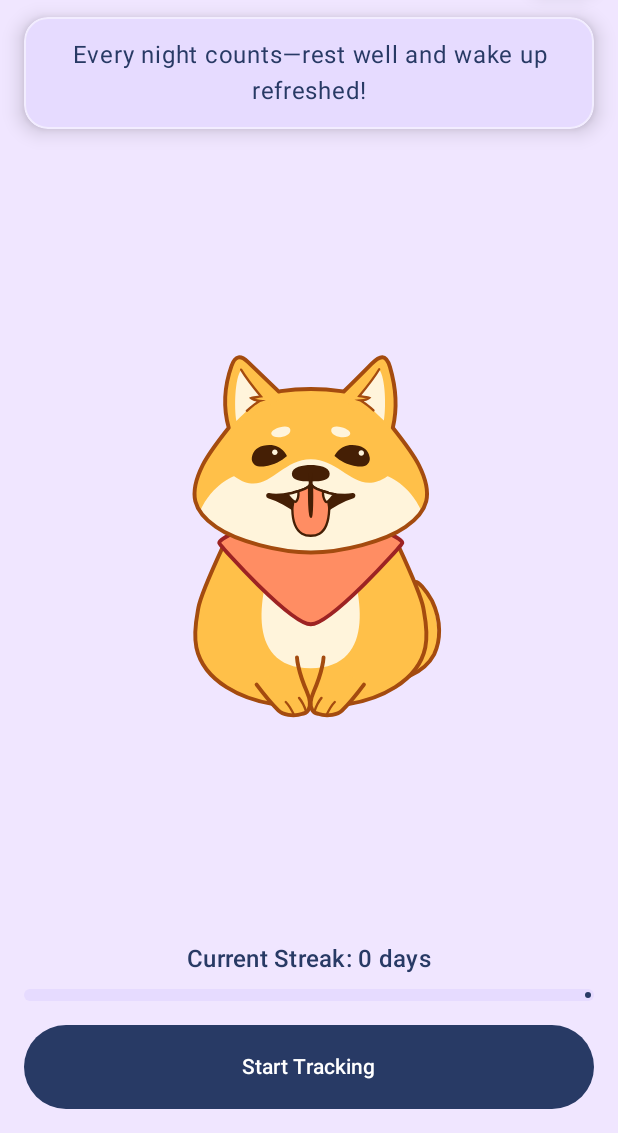
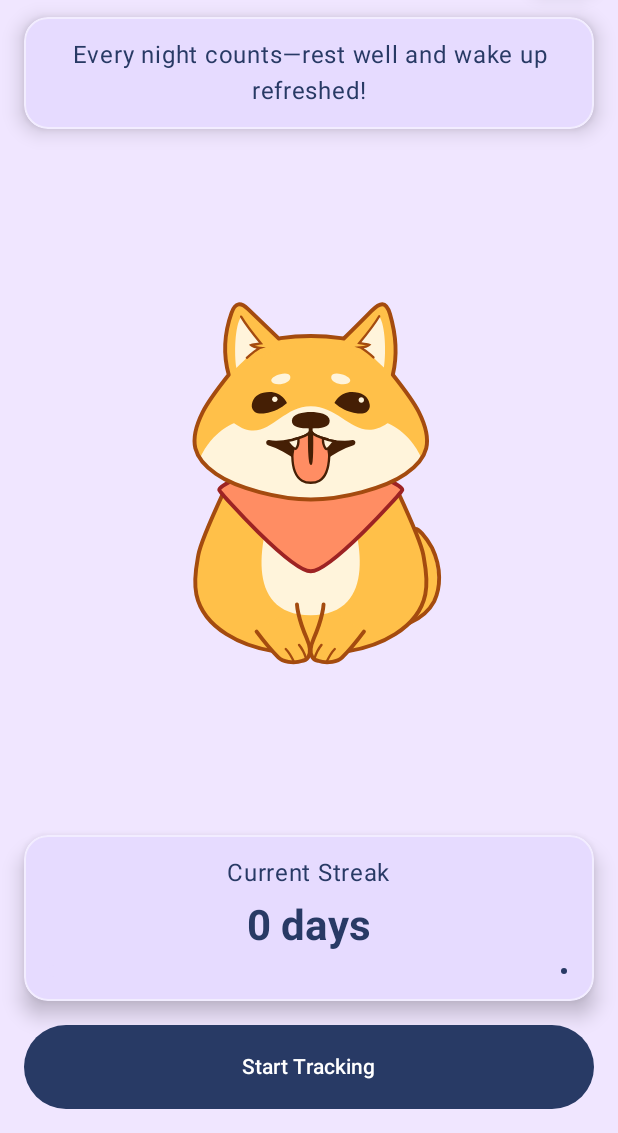
Before and after one commit to LyapunKate/SleepBuddy, an Android app built with Jetpack Compose: the screen it shows after launch (MainActivity), on a phone screen of 412 x 824 dp, the part 103-1236 px from its top. Run offline under Robolectric (Android 15) with nearby library versions, the phone set to English and light mode, and no system bars; our stand-ins replace Room's generated code.

Commit message:
Wraps the streak section in NeumorphicSurface

```diff
--- a/app/src/main/java/com/sleepbuddy/sleeptracker/ui/screens/HomeScreen.kt
+++ b/app/src/main/java/com/sleepbuddy/sleeptracker/ui/screens/HomeScreen.kt
@@ -193,14 +193,24 @@ fun StreakProgress(
     targetStreak: Int,
     modifier: Modifier = Modifier
 ) {
+    NeumorphicSurface(modifier = modifier) {
         Column(
-        modifier = modifier.fillMaxWidth(),
+            modifier = Modifier
+                .fillMaxWidth()
+                .padding(16.dp),
             horizontalAlignment = Alignment.CenterHorizontally,
             verticalArrangement = Arrangement.spacedBy(8.dp)
         ) {
             Text(
-            text = stringResource(R.string.current_streak, currentStreak),
-            style = MaterialTheme.typography.titleMedium
+                text = stringResource(R.string.current_streak_label),
+                style = MaterialTheme.typography.bodyLarge
+            )
+
+            Text(
+                text = stringResource(R.string.days_count, currentStreak),
+                style = MaterialTheme.typography.headlineMedium.copy(
+                    fontWeight = FontWeight.Bold
+                )
             )
 
             LinearProgressIndicator(
@@ -209,6 +219,7 @@ fun StreakProgress(
                     .fillMaxWidth()
                     .height(8.dp)
             )
+        }
     }
 }
 
--- a/app/src/main/res/values/strings.xml
+++ b/app/src/main/res/values/strings.xml
@@ -26,4 +26,6 @@
     <string name="duration_label">Duration</string>
     <string name="time_placeholder">--:--</string>
     <string name="duration_placeholder">--h --m</string>
+    <string name="current_streak_label">Current Streak</string>
+    <string name="days_count">%d days</string>
 </resources>
```
Lines whose indentation alone changed are shown as unchanged.
